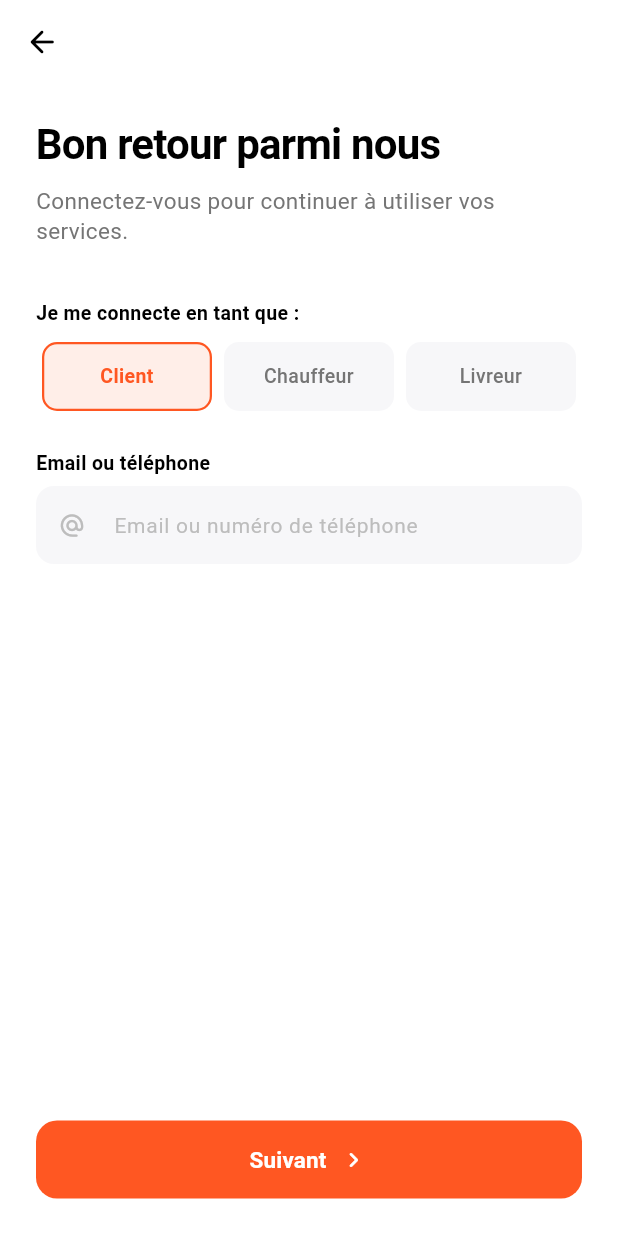
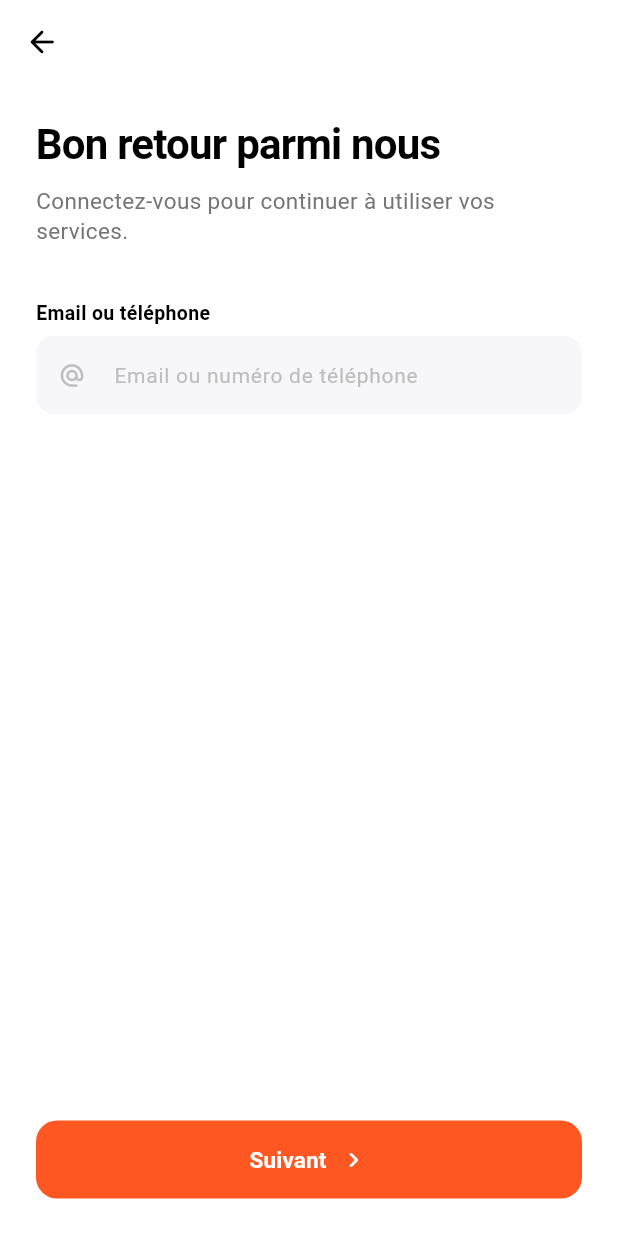
Before and after one commit to aristidenikiema046-lang/buudi-client, a Flutter app: the screen it shows after launch, after a tap on "Se connecter", on a phone screen of 412 x 824 dp. Run offline on Flutter 3.47's test engine with Material 3 defaults, Android fonts, the phone set to English and light mode, and no system bars; our stand-ins replace equatable, firebase_auth, firebase_core, firebase_database, firebase_messaging, flutter_bloc and 8 more; missing offline and left inert: flutter_background_service, flutter_background_service_android; accounts and stored records are empty.

Commit message:
update login_screen.dart main.dartclient_profile_screen.dart

```diff
--- a/lib/main.dart
+++ b/lib/main.dart
@@ -18,7 +18,7 @@ import 'services/fcm_service.dart';
 
 // --- IMPORTS DES ÉCRANS & BLOCS ---
 
-import 'screens/auth/role_selection_screen.dart';
+import 'screens/auth/welcome_screen.dart';
 
 import 'screens/auth/login_screen.dart';
 
@@ -150,7 +150,7 @@ class BuudiApp extends StatelessWidget {
 
         // Écran initial
 
-        home: const RoleSelectionScreen(),
+        home: const WelcomeScreen(),
 
 
 
@@ -158,7 +158,7 @@ class BuudiApp extends StatelessWidget {
 
         routes: {
 
-          '/role_selection': (context) => const RoleSelectionScreen(),
+          '/welcome': (context) => const WelcomeScreen(),
 
           '/login': (context) => const LoginScreen(),
 
--- a/lib/screens/auth/login_screen.dart
+++ b/lib/screens/auth/login_screen.dart
@@ -17,7 +17,6 @@ class _LoginScreenState extends State<LoginScreen> {
   final TextEditingController _loginController = TextEditingController();
   final TextEditingController _passwordController = TextEditingController();
 
-  String _selectedRole = "client";
   bool _showPasswordField = false;
   bool _obscurePassword = true;
 
@@ -147,8 +146,6 @@ class _LoginScreenState extends State<LoginScreen> {
 
   @override
   Widget build(BuildContext context) {
-    bool isClient = _selectedRole == "client";
-
     return BlocConsumer<AuthBloc, AuthState>(
       listener: (context, state) {
         if (state is AuthError) {
@@ -244,20 +241,8 @@ class _LoginScreenState extends State<LoginScreen> {
 
                     if (!_showPasswordField) ...[
                       const Text(
-                        "Je me connecte en tant que :",
+                        "Email ou téléphone",
                         style: TextStyle(
-                          fontSize: 13,
-                          fontWeight: FontWeight.bold,
-                          color: Colors.black,
-                        ),
-                      ),
-                      const SizedBox(height: 10),
-                      _buildRoleSelector(isLoading),
-                      const SizedBox(height: 25),
-
-                      Text(
-                        isClient ? "Email ou téléphone" : "Numéro de téléphone",
-                        style: const TextStyle(
                           fontSize: 13,
                           fontWeight: FontWeight.bold,
                           color: Colors.black,
@@ -266,16 +251,16 @@ class _LoginScreenState extends State<LoginScreen> {
                       const SizedBox(height: 6),
                       TextField(
                         controller: _loginController,
-                        keyboardType: isClient ? TextInputType.text : TextInputType.phone,
+                        keyboardType: TextInputType.text,
                         enabled: !isLoading,
                         decoration: InputDecoration(
-                          hintText: isClient ? "Email ou numéro de téléphone" : "+225 07 12 34 56 78",
+                          hintText: "Email ou numéro de téléphone",
                           hintStyle: TextStyle(
                             color: Colors.grey[400],
                             fontSize: 14,
                           ),
                           prefixIcon: Icon(
-                            isClient ? Icons.alternate_email_rounded : Icons.phone_android_rounded,
+                            Icons.alternate_email_rounded,
                             color: Colors.grey[400],
                             size: 18,
                           ),
@@ -367,12 +352,8 @@ class _LoginScreenState extends State<LoginScreen> {
                                   setState(() => _showPasswordField = true);
                                 } else {
                                   ScaffoldMessenger.of(context).showSnackBar(
-                                    SnackBar(
-                                      content: Text(
-                                        isClient
-                                            ? "Veuillez entrer votre email ou numéro de téléphone"
-                                            : "Veuillez entrer votre numéro de téléphone",
-                                      ),
+                                    const SnackBar(
+                                      content: Text("Veuillez entrer votre email ou numéro de téléphone"),
                                     ),
                                   );
                                 }
@@ -385,7 +366,7 @@ class _LoginScreenState extends State<LoginScreen> {
                                         SignInRequested(
                                           phone: _loginController.text.trim(),
                                           password: _passwordController.text.trim(),
-                                          role: _selectedRole,
+                                          role: 'client',
                                           fcmToken: fcmToken,
                                         ),
                                       );
@@ -449,51 +430,4 @@ class _LoginScreenState extends State<LoginScreen> {
       },
     );
   }
-
-  Widget _buildRoleSelector(bool isLoading) {
-    List<Map<String, dynamic>> roles = [
-      {"label": "Client", "value": "client", "color": const Color(0xFFFF5722)},
-      {"label": "Chauffeur", "value": "driver", "color": const Color(0xFF2E7D32)},
-      {"label": "Livreur", "value": "delivery", "color": const Color(0xFF007AFF)},
-    ];
-
-    return Row(
-      children: roles.map((role) {
-        bool isSelected = _selectedRole == role["value"];
-        return Expanded(
-          child: GestureDetector(
-            onTap: isLoading
-                ? null
-                : () => setState(() {
-                      _selectedRole = role["value"];
-                      _loginController.clear();
-                    }),
-            child: Container(
-              margin: const EdgeInsets.symmetric(horizontal: 4),
-              padding: const EdgeInsets.symmetric(vertical: 12),
-              decoration: BoxDecoration(
-                color: isSelected
-                    ? role["color"].withOpacity(0.1)
-                    : const Color(0xFFF7F7F9),
-                borderRadius: BorderRadius.circular(10),
-                border: Border.all(
-                  color: isSelected ? role["color"] : Colors.transparent,
-                  width: 1.5,
-                ),
-              ),
-              child: Text(
-                role["label"],
-                textAlign: TextAlign.center,
-                style: TextStyle(
-                  fontSize: 13,
-                  fontWeight: isSelected ? FontWeight.bold : FontWeight.w500,
-                  color: isSelected ? role["color"] : Colors.grey[600],
-                ),
-              ),
-            ),
-          ),
-        );
-      }).toList(),
-    );
-  }
 }
--- a/lib/screens/auth/role_selection_screen.dart
+++ /dev/null
@@ -1,213 +0,0 @@
-import 'package:flutter/material.dart';
-import 'client_register_screen.dart';
-import 'driver_register_screen.dart';
-import 'delivery_register_screen.dart';
-import 'login_screen.dart';
-
-class RoleSelectionScreen extends StatelessWidget {
-  const RoleSelectionScreen({Key? key}) : super(key: key);
-
-  @override
-  Widget build(BuildContext context) {
-    return Scaffold(
-      backgroundColor: Colors.white,
-      body: SafeArea(
-        child: Column(
-          children: [
-            const SizedBox(height: 40),
-
-            Expanded(
-              child: SingleChildScrollView(
-                physics: const BouncingScrollPhysics(),
-                padding: const EdgeInsets.symmetric(horizontal: 24.0),
-                child: Column(
-                  crossAxisAlignment: CrossAxisAlignment.start,
-                  children: [
-                    const Text(
-                      "S'inscrire",
-                      style: TextStyle(fontSize: 32, fontWeight: FontWeight.bold, color: Colors.black, letterSpacing: -0.5),
-                    ),
-                    const SizedBox(height: 8),
-                    Text(
-                      "Choisissez le type de compte\nqui vous correspond",
-                      style: TextStyle(fontSize: 15, color: Colors.grey[600], height: 1.3, fontWeight: FontWeight.w500),
-                    ),
-                    const SizedBox(height: 30),
-
-                    // 1. CLIENT
-                    _buildRoleCard(
-                      title: "Client",
-                      subtitle: "Commandez des courses, des livraisons, achetez et payez facilement.",
-                      icon: Icons.person_rounded,
-                      iconColor: const Color(0xFFFF5722),
-                      bgColor: const Color(0xFFFFF1EC),
-                      arrowColor: const Color(0xFFFF5722),
-                      onTap: () {
-                        Navigator.push(
-                          context,
-                          MaterialPageRoute(builder: (context) => const ClientRegisterScreen()),
-                        );
-                      },
-                    ),
-                    const SizedBox(height: 14),
-
-                    // 2. CHAUFFEUR PRO
-                    _buildRoleCard(
-                      title: "Chauffeur Pro",
-                      subtitle: "Proposez vos services de transport et gagnez plus.",
-                      icon: Icons.directions_car_rounded,
-                      iconColor: const Color(0xFF2E7D32),
-                      bgColor: const Color(0xFFE8F5E9),
-                      arrowColor: const Color(0xFF2E7D32),
-                      onTap: () {
-                        Navigator.push(
-                          context,
-                          MaterialPageRoute(builder: (context) => const DriverRegisterScreen()),
-                        );
-                      },
-                    ),
-                    const SizedBox(height: 14),
-
-                    // 3. LIVREUR
-                    _buildRoleCard(
-                      title: "Livreur",
-                      subtitle: "Livrez des colis et des repas et augmentez vos revenus.",
-                      icon: Icons.two_wheeler_rounded,
-                      iconColor: const Color(0xFF007AFF),
-                      bgColor: const Color(0xFFE3F2FD),
-                      arrowColor: const Color(0xFF007AFF),
-                      onTap: () {
-                        Navigator.push(
-                          context,
-                          MaterialPageRoute(builder: (context) => const DeliveryRegisterScreen()),
-                        );
-                      },
-                    ),
-
-                    const SizedBox(height: 30),
-                    Center(
-                      child: Row(
-                        mainAxisAlignment: MainAxisAlignment.center,
-                        children: [
-                          Icon(Icons.verified_user_rounded, size: 14, color: Colors.grey[500]),
-                          const SizedBox(width: 4),
-                          Text("Sécurisé et 100% fiable", style: TextStyle(color: Colors.grey[500], fontSize: 11, fontWeight: FontWeight.w500)),
-                        ],
-                      ),
-                    ),
-                    const SizedBox(height: 25),
-                  ],
-                ),
-              ),
-            ),
-
-            _buildBottomLoginBar(context),
-          ],
-        ),
-      ),
-    );
-  }
-
-  Widget _buildRoleCard({
-    required String title,
-    required String subtitle,
-    required IconData icon,
-    required Color iconColor,
-    required Color bgColor,
-    required Color arrowColor,
-    required VoidCallback onTap,
-  }) {
-    return InkWell(
-      onTap: onTap,
-      borderRadius: BorderRadius.circular(16),
-      child: Container(
-        padding: const EdgeInsets.all(14),
-        decoration: BoxDecoration(
-          color: Colors.white,
-          borderRadius: BorderRadius.circular(16),
-          boxShadow: [
-            BoxShadow(color: Colors.black.withOpacity(0.05), blurRadius: 10, offset: const Offset(0, 4)),
-          ],
-        ),
-        child: Row(
-          children: [
-            Container(
-              width: 44,
-              height: 44,
-              decoration: BoxDecoration(color: bgColor, borderRadius: BorderRadius.circular(12)),
-              child: Icon(icon, color: iconColor, size: 22),
-            ),
-            const SizedBox(width: 14),
-            Expanded(
-              child: Column(
-                crossAxisAlignment: CrossAxisAlignment.start,
-                children: [
-                  Text(title, style: const TextStyle(fontSize: 15, fontWeight: FontWeight.bold, color: Colors.black)),
-                  const SizedBox(height: 3),
-                  Text(subtitle, style: TextStyle(fontSize: 11.5, color: Colors.grey[500], height: 1.3)),
-                ],
-              ),
-            ),
-            const SizedBox(width: 8),
-            Container(
-              width: 24,
-              height: 24,
-              decoration: BoxDecoration(color: arrowColor, shape: BoxShape.circle),
-              child: const Icon(Icons.chevron_right_rounded, color: Colors.white, size: 16),
-            ),
-          ],
-        ),
-      ),
-    );
-  }
-
-  Widget _buildBottomLoginBar(BuildContext context) {
-    return Container(
-      width: double.infinity,
-      padding: const EdgeInsets.fromLTRB(24, 16, 24, 16),
-      decoration: const BoxDecoration(
-        color: Color(0xFFFFF6F1),
-        borderRadius: BorderRadius.only(
-          topLeft: Radius.circular(24),
-          topRight: Radius.circular(24),
-        ),
-      ),
-      child: Column(
-        mainAxisSize: MainAxisSize.min,
-        children: [
-          Text(
-            "Déjà un compte ?",
-            style: TextStyle(color: Colors.grey[700], fontSize: 13, fontWeight: FontWeight.w600),
-          ),
-          const SizedBox(height: 10),
-          ElevatedButton(
-            onPressed: () {
-              Navigator.push(
-                context,
-                MaterialPageRoute(builder: (context) => const LoginScreen()),
-              );
-            },
-            style: ElevatedButton.styleFrom(
-              backgroundColor: const Color(0xFFFF5722),
-              minimumSize: const Size(double.infinity, 50),
-              shape: RoundedRectangleBorder(borderRadius: BorderRadius.circular(14)),
-              elevation: 0,
-            ),
-            child: Row(
-              mainAxisAlignment: MainAxisAlignment.center,
-              children: const [
-                Spacer(),
-                Text(
-                  "Se connecter",
-                  style: TextStyle(color: Colors.white, fontSize: 15, fontWeight: FontWeight.bold),
-                ),
-                Spacer(),
-                Icon(Icons.chevron_right_rounded, color: Colors.white, size: 20),
-              ],
-            ),
-          ),
-        ],
-      ),
-    );
-  }
-}
--- /dev/null
+++ b/lib/screens/auth/welcome_screen.dart
@@ -0,0 +1,137 @@
+import 'package:flutter/material.dart';
+import 'client_register_screen.dart';
+import 'login_screen.dart';
+
+/// Écran d'accueil pré-inscription. Remplace l'ancien role_selection_screen.dart
+/// (Client / Chauffeur / Livreur) : buudi_proto est désormais exclusivement la
+/// Super App Client, il n'y a donc plus de choix de rôle à faire ici.
+class WelcomeScreen extends StatelessWidget {
+  const WelcomeScreen({Key? key}) : super(key: key);
+
+  static const _orange = Color(0xFFFF5722);
+
+  @override
+  Widget build(BuildContext context) {
+    return Scaffold(
+      backgroundColor: Colors.white,
+      body: SafeArea(
+        child: Column(
+          children: [
+            Expanded(
+              child: Padding(
+                padding: const EdgeInsets.symmetric(horizontal: 24.0),
+                child: Column(
+                  crossAxisAlignment: CrossAxisAlignment.start,
+                  mainAxisAlignment: MainAxisAlignment.center,
+                  children: [
+                    Image.asset(
+                      'assets/branding/logo_buudi.png',
+                      height: 84,
+                    ),
+                    const SizedBox(height: 36),
+                    const Text(
+                      "Bienvenue sur Buudi",
+                      style: TextStyle(
+                        fontSize: 32,
+                        fontWeight: FontWeight.bold,
+                        color: Colors.black,
+                        letterSpacing: -0.5,
+                      ),
+                    ),
+                    const SizedBox(height: 10),
+                    Text(
+                      "Courses, livraisons, paiements : tout Buudi Africa\ndans une seule application.",
+                      style: TextStyle(fontSize: 15, color: Colors.grey[600], height: 1.4, fontWeight: FontWeight.w500),
+                    ),
+                    const SizedBox(height: 40),
+                    ElevatedButton(
+                      onPressed: () {
+                        Navigator.push(
+                          context,
+                          MaterialPageRoute(builder: (context) => const ClientRegisterScreen()),
+                        );
+                      },
+                      style: ElevatedButton.styleFrom(
+                        backgroundColor: _orange,
+                        minimumSize: const Size(double.infinity, 54),
+                        shape: RoundedRectangleBorder(borderRadius: BorderRadius.circular(16)),
+                        elevation: 0,
+                      ),
+                      child: const Row(
+                        mainAxisAlignment: MainAxisAlignment.center,
+                        children: [
+                          Text(
+                            "Créer un compte",
+                            style: TextStyle(color: Colors.white, fontSize: 16, fontWeight: FontWeight.bold),
+                          ),
+                          SizedBox(width: 8),
+                          Icon(Icons.arrow_forward_rounded, color: Colors.white, size: 20),
+                        ],
+                      ),
+                    ),
+                    const SizedBox(height: 24),
+                    Center(
+                      child: Row(
+                        mainAxisAlignment: MainAxisAlignment.center,
+                        children: [
+                          Icon(Icons.verified_user_rounded, size: 14, color: Colors.grey[500]),
+                          const SizedBox(width: 4),
+                          Text(
+                            "Sécurisé et 100% fiable",
+                            style: TextStyle(color: Colors.grey[500], fontSize: 11, fontWeight: FontWeight.w500),
+                          ),
+                        ],
+                      ),
+                    ),
+                  ],
+                ),
+              ),
+            ),
+            _buildBottomLoginBar(context),
+          ],
+        ),
+      ),
+    );
+  }
+
+  Widget _buildBottomLoginBar(BuildContext context) {
+    return Container(
+      width: double.infinity,
+      padding: const EdgeInsets.fromLTRB(24, 20, 24, 20),
+      decoration: const BoxDecoration(
+        color: Color(0xFFFFF6F1),
+        borderRadius: BorderRadius.only(
+          topLeft: Radius.circular(24),
+          topRight: Radius.circular(24),
+        ),
+      ),
+      child: Column(
+        mainAxisSize: MainAxisSize.min,
+        children: [
+          Text(
+            "Déjà un compte ?",
+            style: TextStyle(color: Colors.grey[700], fontSize: 13, fontWeight: FontWeight.w600),
+          ),
+          const SizedBox(height: 10),
+          OutlinedButton(
+            onPressed: () {
+              Navigator.push(
+                context,
+                MaterialPageRoute(builder: (context) => const LoginScreen()),
+              );
+            },
+            style: OutlinedButton.styleFrom(
+              minimumSize: const Size(double.infinity, 50),
+              side: const BorderSide(color: _orange, width: 1.5),
+              shape: RoundedRectangleBorder(borderRadius: BorderRadius.circular(14)),
+            ),
+            child: const Text(
+              "Se connecter",
+              style: TextStyle(color: _orange, fontSize: 15, fontWeight: FontWeight.bold),
+            ),
+          ),
+        ],
+      ),
+    );
+  }
+}
--- a/lib/screens/client/client_profile_screen.dart
+++ b/lib/screens/client/client_profile_screen.dart
@@ -34,7 +34,7 @@ class ClientProfileScreen extends StatelessWidget {
       body: BlocListener<AuthBloc, AuthState>(
         listener: (context, state) {
           if (state is Unauthenticated) {
-            Navigator.of(context).pushNamedAndRemoveUntil('/role_selection', (route) => false);
+            Navigator.of(context).pushNamedAndRemoveUntil('/welcome', (route) => false);
           }
         },
         child: ListView(
```
